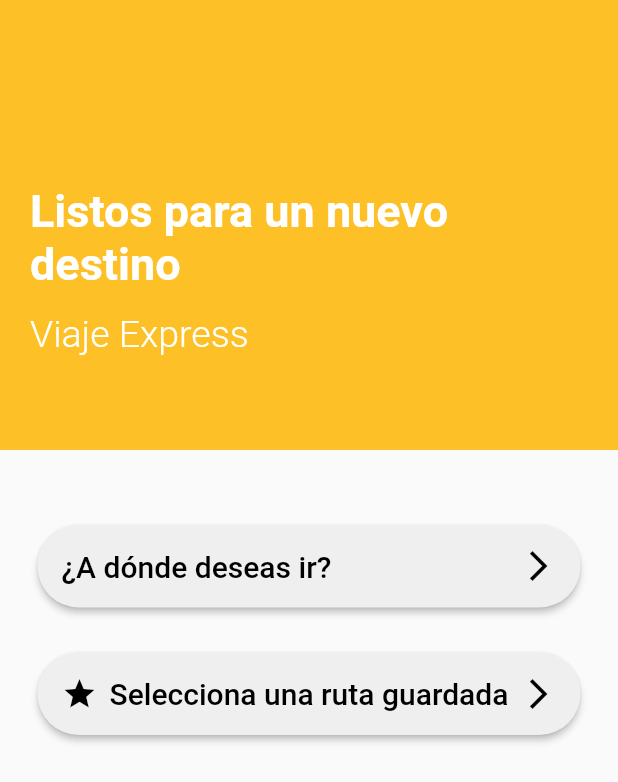
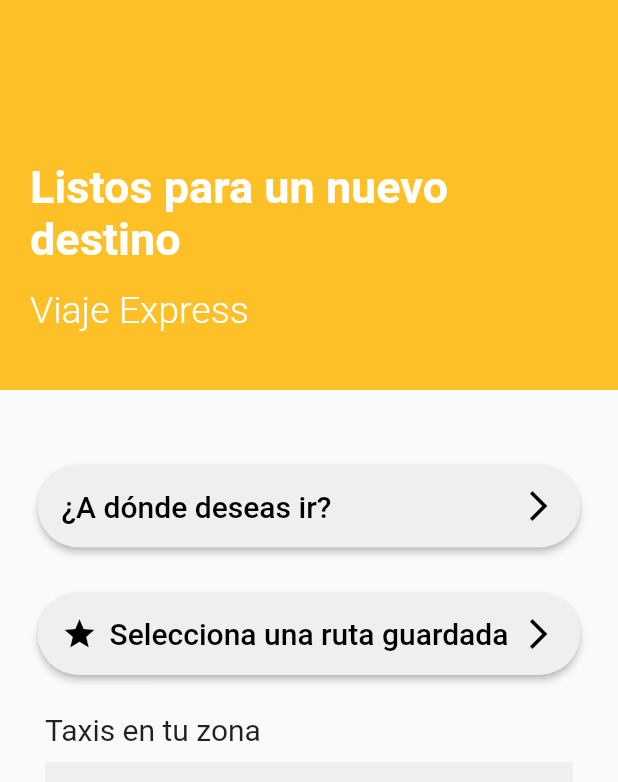
Before and after one commit to nimbusSof/flutter_viaje_express_cliente, a Flutter app: the screen it shows after launch, on a phone screen of 412 x 824 dp. Shown: the top 782 px of the screen. Run offline on Flutter 3.47's test engine with Material 2 defaults, Android fonts, the phone set to English and light mode, and no system bars; our stand-ins replace bloc, flutter_bloc.

Commit message:
Se creó el conterMapa_widget para inicio_page

```diff
--- a/lib/src/pages/inicio/inicio_page.dart
+++ b/lib/src/pages/inicio/inicio_page.dart
@@ -1,26 +1,28 @@
 import 'package:flutter/material.dart';
 
 import 'package:flutter_viaje_express_cliente/src/widgets/inicio_widgets/cabecera_widget.dart';
+import 'package:flutter_viaje_express_cliente/src/widgets/inicio_widgets/contenedorMapa_widget.dart';
 import 'package:flutter_viaje_express_cliente/src/widgets/inicio_widgets/custom_buttom_inicio.dart';
 
 class InicioPage extends StatelessWidget {
   @override
   Widget build(BuildContext context) {
-    return Scaffold(body: _EstructuraPage());
+    return Scaffold(
+        body: SafeArea(child: SingleChildScrollView(child: _EstructuraPage())));
   }
 }
 
-
 class _EstructuraPage extends StatelessWidget {
-
   @override
   Widget build(BuildContext context) {
     return Column(
       children: <Widget>[
         Cabecera(
             titulo: 'Listos para un nuevo destino', subtitulo: 'Viaje Express'),
-            BtnViajar(texto: '¿A dónde deseas ir?'),
-            BtnRutasGuardadas(texto: 'Selecciona una ruta guardada')
+        BtnViajar(texto: '¿A dónde deseas ir?'),
+        BtnRutasGuardadas(texto: 'Selecciona una ruta guardada'),
+        SizedBox(height: 25),
+        ContenedorMapa()
       ],
     );
   }
--- a/lib/src/widgets/inicio_widgets/cabecera_widget.dart
+++ b/lib/src/widgets/inicio_widgets/cabecera_widget.dart
@@ -13,7 +13,7 @@ class Cabecera extends StatelessWidget {
     return Stack(
       children: <Widget>[
         Container(
-          padding: EdgeInsets.symmetric(vertical: 150),
+          padding: EdgeInsets.symmetric(vertical: 130),
           decoration: BoxDecoration(color: yellowColor),
         ),
         LabelInicio(titulo: titulo, subtitulo: subtitulo)
@@ -32,7 +32,7 @@ class LabelInicio extends StatelessWidget {
   Widget build(BuildContext context) {
     final size = MediaQuery.of(context).size;
     return Container(
-      padding: EdgeInsets.only(top: size.height * 0.15),
+      padding: EdgeInsets.only(top: size.height * 0.13),
       margin: EdgeInsets.symmetric(horizontal: 20),
       child: Column(
         children: <Widget>[
--- /dev/null
+++ b/lib/src/widgets/inicio_widgets/contenedorMapa_widget.dart
@@ -0,0 +1,28 @@
+import 'package:flutter/material.dart';
+import 'package:flutter_viaje_express_cliente/src/utils/colors.dart';
+
+class ContenedorMapa extends StatelessWidget {
+  @override
+  Widget build(BuildContext context) {
+    final size = MediaQuery.of(context).size;
+    return Container(
+      margin: EdgeInsets.symmetric(horizontal: 30),
+      child: Column(
+        children: [
+          Align(
+            alignment: Alignment.centerLeft,
+            child: Container(
+              child: Text('Taxis en tu zona', style: TextStyle(fontSize: 20),),
+            ),
+          ),
+          SizedBox(height: 10),
+          Container(
+            height: size.height*0.28,
+            width: size.height*0.46,
+            color: grisColor,
+          ),
+        ],
+      ),
+    );
+  }
+}
```
